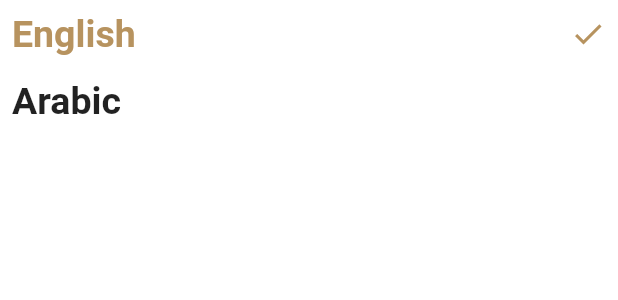
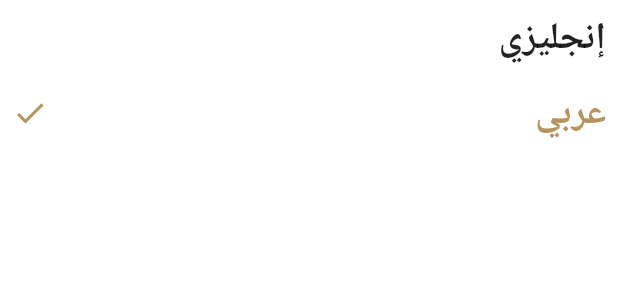
Before and after one commit to Ashry520/IslamiApp, a Flutter app: the LanguageBottomSheet widget shown alone on an empty page, opened directly, after a tap on "Arabic", on a phone screen of 412 x 824 dp. Shown: the top 300 px of the screen. Run offline on Flutter 3.47's test engine with Material 2 defaults, Android fonts, the phone set to English and light mode, and no system bars; generated files the repository leaves out were written again.

Commit message:
settings tab done

```diff
--- a/lib/Home/home.dart
+++ b/lib/Home/home.dart
@@ -4,7 +4,8 @@ import 'package:islamic/Home/quran/quran_tab.dart';
 import 'package:islamic/Home/radio/radio_tab.dart';
 import 'package:islamic/Home/sebha/sebha_tab.dart';
 import 'package:flutter_gen/gen_l10n/app_localizations.dart';
-import 'package:islamic/Home/settings/settings_tab.dart';
+
+import '../settings/settings_tab.dart';
 
 class Home extends StatefulWidget {
   static const String routeName = 'SurahsScreen';
--- a/lib/Home/settings/LanguageBottomSheet.dart
+++ /dev/null
@@ -1,42 +0,0 @@
-import 'package:flutter/material.dart';
-import 'package:flutter_gen/gen_l10n/app_localizations.dart';
-
-class LanguageBottomSheet extends StatelessWidget {
-  @override
-  Widget build(BuildContext context) {
-    return Column(
-      crossAxisAlignment: CrossAxisAlignment.stretch,
-      children: [
-        InkWell(
-          onTap: (){},
-          child: Padding(
-            padding: const EdgeInsets.all(8.0),
-            child: Row(
-              mainAxisAlignment: MainAxisAlignment.spaceBetween,
-              children: [
-                Text(AppLocalizations.of(context)!.english,
-                style: Theme.of(context).textTheme.titleMedium!.copyWith(
-                    color: Theme.of(context).primaryColor
-                )),
-                Icon(Icons.check,color: Theme.of(context).primaryColor)
-              ],
-            ),
-          ),
-        ),
-        InkWell(
-          onTap: (){},
-          child: Padding(
-            padding: const EdgeInsets.all(8.0),
-            child: Row(
-              mainAxisAlignment: MainAxisAlignment.spaceBetween,
-              children: [
-                Text(AppLocalizations.of(context)!.arabic,
-                    style: Theme.of(context).textTheme.titleMedium),
-              ],
-            ),
-          ),
-        ),
-      ],
-    );
-  }
-}
--- a/lib/main.dart
+++ b/lib/main.dart
@@ -4,9 +4,12 @@ import 'package:islamic/Home/home.dart';
 import 'package:islamic/Home/quran/SurahScreen.dart';
 import 'package:islamic/my_theme.dart';
 import 'package:flutter_gen/gen_l10n/app_localizations.dart';
+import 'package:islamic/provider/app_config_provider.dart';
+import 'package:provider/provider.dart';
 
 void main() {
-  runApp(const MyApp());
+  runApp(ChangeNotifierProvider(
+      create: (context) => AppConfigProvider(), child: const MyApp()));
 }
 
 class MyApp extends StatelessWidget {
@@ -14,6 +17,7 @@ class MyApp extends StatelessWidget {
 
   @override
   Widget build(BuildContext context) {
+    var provider = Provider.of<AppConfigProvider>(context);
     return MaterialApp(
       title: 'Islamic',
       debugShowCheckedModeBanner: false,
@@ -23,7 +27,7 @@ class MyApp extends StatelessWidget {
         SurahScreen.routeName: (context) => SurahScreen(),
         HadethScreen.routeName: (context) => HadethScreen(),
       },
-      locale: Locale('en'),
+      locale: Locale(provider.appLanguage),
       localizationsDelegates: AppLocalizations.localizationsDelegates,
       supportedLocales: AppLocalizations.supportedLocales,
       theme: MyTheme.lightMode,
--- /dev/null
+++ b/lib/provider/app_config_provider.dart
@@ -0,0 +1,14 @@
+import 'package:flutter/material.dart';
+
+class AppConfigProvider extends ChangeNotifier{
+  String appLanguage = 'en';
+
+  void changeLanguage(String newLanguage){
+    if(appLanguage == newLanguage){
+      return;
+    }else{
+      appLanguage = newLanguage;
+      notifyListeners();
+    }
+  }
+}
--- /dev/null
+++ b/lib/settings/LanguageBottomSheet.dart
@@ -0,0 +1,66 @@
+import 'package:flutter/material.dart';
+import 'package:flutter_gen/gen_l10n/app_localizations.dart';
+import 'package:islamic/provider/app_config_provider.dart';
+import 'package:provider/provider.dart';
+
+class LanguageBottomSheet extends StatefulWidget {
+  @override
+  State<LanguageBottomSheet> createState() => _LanguageBottomSheetState();
+}
+
+class _LanguageBottomSheetState extends State<LanguageBottomSheet> {
+  @override
+  Widget build(BuildContext context) {
+    var provider = Provider.of<AppConfigProvider>(context);
+    return Column(
+      crossAxisAlignment: CrossAxisAlignment.stretch,
+      children: [
+        InkWell(
+          onTap: () {
+            provider.changeLanguage('en');
+          },
+          child: provider.appLanguage == 'en'
+              ? getSelectedItem(AppLocalizations.of(context)!.english)
+              : getUnselectedItem(AppLocalizations.of(context)!.english),
+        ),
+        InkWell(
+          onTap: () {
+            provider.changeLanguage('ar');
+          },
+          child: provider.appLanguage == 'ar'
+              ? getSelectedItem(AppLocalizations.of(context)!.arabic)
+              : getUnselectedItem(AppLocalizations.of(context)!.arabic),
+        ),
+      ],
+    );
+  }
+
+  Widget getSelectedItem(String text) {
+    return Padding(
+      padding: const EdgeInsets.all(8.0),
+      child: Row(
+        mainAxisAlignment: MainAxisAlignment.spaceBetween,
+        children: [
+          Text(text,
+              style: Theme.of(context)
+                  .textTheme
+                  .titleMedium!
+                  .copyWith(color: Theme.of(context).primaryColor)),
+          Icon(Icons.check, color: Theme.of(context).primaryColor)
+        ],
+      ),
+    );
+  }
+
+  Widget getUnselectedItem(String text) {
+    return Padding(
+      padding: const EdgeInsets.all(8.0),
+      child: Row(
+        mainAxisAlignment: MainAxisAlignment.spaceBetween,
+        children: [
+          Text(text, style: Theme.of(context).textTheme.titleMedium),
+        ],
+      ),
+    );
+  }
+}
--- a/lib/Home/settings/settings_tab.dart
+++ b/lib/settings/settings_tab.dart
@@ -1,6 +1,9 @@
 import 'package:flutter/material.dart';
 import 'package:flutter_gen/gen_l10n/app_localizations.dart';
-import 'package:islamic/Home/settings/LanguageBottomSheet.dart';
+import 'package:islamic/provider/app_config_provider.dart';
+import 'LanguageBottomSheet.dart';
+import 'package:provider/provider.dart';
+
 
 class SettingsTab extends StatefulWidget {
   @override
@@ -10,6 +13,7 @@ class SettingsTab extends StatefulWidget {
 class _SettingsTabState extends State<SettingsTab> {
   @override
   Widget build(BuildContext context) {
+    var provider = Provider.of<AppConfigProvider>(context);
     return Container(
       child: Padding(
         padding: const EdgeInsets.all(8.0),
@@ -38,7 +42,9 @@ class _SettingsTabState extends State<SettingsTab> {
                     mainAxisAlignment: MainAxisAlignment.spaceBetween,
                     children: [
                       Text(
-                        AppLocalizations.of(context)!.english,
+                        provider.appLanguage == 'en'?
+                        AppLocalizations.of(context)!.english:
+                        AppLocalizations.of(context)!.arabic,
                         style: Theme.of(context).textTheme.titleSmall,
                       ),
                       Icon(Icons.arrow_drop_down),
--- a/pubspec.yaml
+++ b/pubspec.yaml
@@ -30,7 +30,6 @@ environment:
 dependencies:
   flutter:
     sdk: flutter
-  flutter_native_splash: ^2.3.2
   flutter_localizations:
     sdk: flutter
   intl: any
@@ -40,6 +39,8 @@ dependencies:
   # The following adds the Cupertino Icons font to your application.
   # Use with the CupertinoIcons class for iOS style icons.
   cupertino_icons: ^1.0.2
+  provider: ^6.0.5
+  flutter_native_splash: ^2.3.2
 
 dev_dependencies:
   flutter_test:
```
Also changed, not shown: pubspec.lock.
